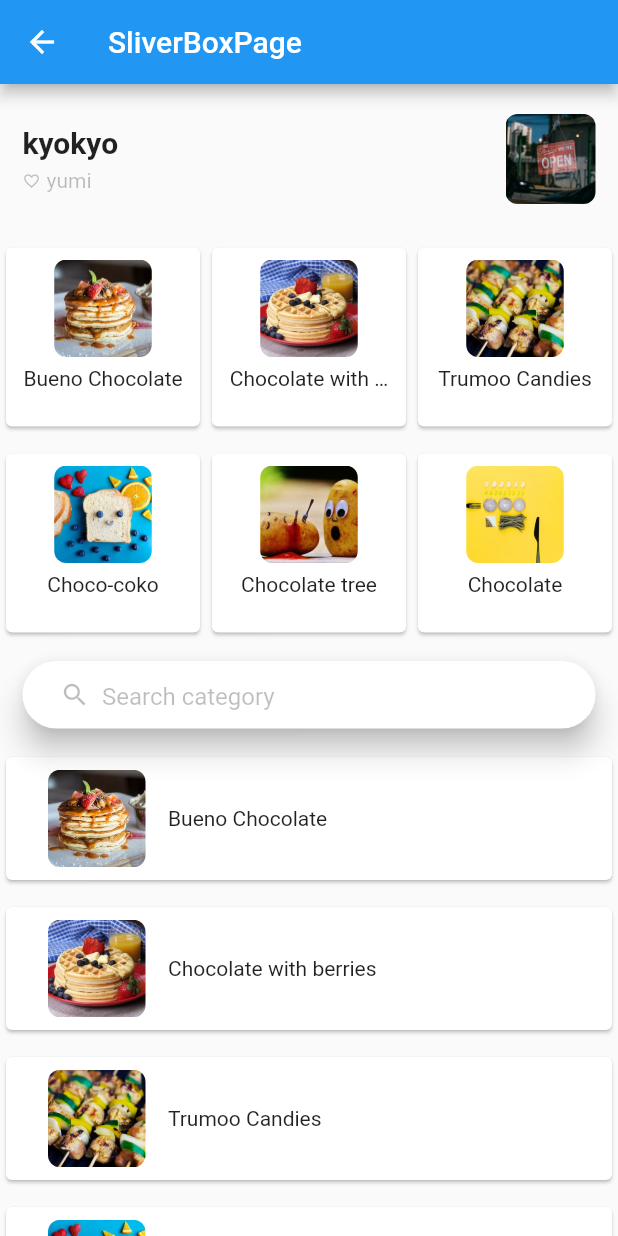
After one commit to fanqilongmoli/flutter_template, a Flutter app: the SliverBoxPage screen opened directly, on a phone screen of 412 x 824 dp. The commit adds this screen. Run offline on Flutter 3.47's test engine with Material 2 defaults, Android fonts, the phone set to English and light mode, and no system bars.

Commit message:
Sliver 详细解析

```diff
--- /dev/null
+++ b/lib/container/sliver_box.dart
@@ -0,0 +1,162 @@
+import 'dart:ui';
+
+import 'package:flutter/material.dart';
+import 'package:flutter_template/models/models.dart';
+
+/// SliverToBoxAdapter 在视图中添加一个普通的控件，那么就可以用SliverToBoxAdapter将各种视图控件组合在一起
+class SliverBoxPage extends StatelessWidget {
+  @override
+  Widget build(BuildContext context) {
+    return Scaffold(
+      appBar: AppBar(
+        title: Text("SliverBoxPage"),
+      ),
+      body: CustomScrollView(
+        physics: ScrollPhysics(),
+        slivers: <Widget>[
+          SliverToBoxAdapter(
+            child: _buildHeader(),
+          ),
+          SliverGrid.count(
+            crossAxisCount: 3,
+            children: products.map((product) {
+              return ProductTools.buildItemGrid(product);
+            }).toList(),
+          ),
+          SliverToBoxAdapter(
+            child: _buildSearch(),
+          ),
+          SliverFixedExtentList(
+            itemExtent: 100.0,
+            delegate: SliverChildListDelegate(
+              products.map((product) {
+                return ProductTools.buildItemList(product);
+              }).toList(),
+            ),
+          ),
+          SliverToBoxAdapter(
+            child: _buildFooter(),
+          ),
+        ],
+      ),
+    );
+  }
+
+  Widget _buildHeader() {
+    return Container(
+      padding: EdgeInsets.all(15.0),
+      height: 100.0,
+      child: Row(
+        children: <Widget>[
+          Expanded(
+            child: Column(
+              mainAxisAlignment: MainAxisAlignment.center,
+              crossAxisAlignment: CrossAxisAlignment.start,
+              children: <Widget>[
+                Text(
+                  'kyokyo',
+                  style: TextStyle(fontSize: 20.0, fontWeight: FontWeight.bold),
+                ),
+                Padding(
+                  padding: EdgeInsets.only(top: 6.0),
+                  child: Row(
+                    children: <Widget>[
+                      Icon(
+                        Icons.favorite_border,
+                        color: Colors.black26,
+                        size: 12.0,
+                      ),
+                      Padding(
+                        padding: EdgeInsets.only(left: 4.0),
+                        child: Text(
+                          'yumi',
+                          style: TextStyle(color: Colors.black26),
+                        ),
+                      )
+                    ],
+                  ),
+                ),
+              ],
+            ),
+          ),
+          ClipRRect(
+            child: SizedBox(
+              width: 60.0,
+              height: 60.0,
+              child: Image.asset(
+                'images/shop.jpeg',
+                fit: BoxFit.cover,
+              ),
+            ),
+            borderRadius: BorderRadius.all(Radius.circular(8.0)),
+          )
+        ],
+      ),
+    );
+  }
+
+  Widget _buildSearch() {
+    return Card(
+      margin: EdgeInsets.fromLTRB(15.0, 10.0, 15.0, 10.0),
+      elevation: 8.0,
+      shape: RoundedRectangleBorder(
+        borderRadius: BorderRadius.all(Radius.circular(50.0)),
+      ),
+      child: Container(
+        padding: EdgeInsets.only(left: 25.0, right: 25.0),
+        height: 45.0,
+        child: Center(
+          child: Row(
+            children: <Widget>[
+              Padding(
+                padding: EdgeInsets.only(right: 8.0),
+                child: Icon(
+                  Icons.search,
+                  color: Colors.black26,
+                  size: 20.0,
+                ),
+              ),
+              Expanded(
+                  child: TextField(
+                keyboardType: TextInputType.text,
+                decoration: InputDecoration(
+                    border: InputBorder.none,
+                    hintText: 'Search category',
+                    hintStyle: TextStyle(color: Colors.black26)),
+                cursorColor: Colors.pink,
+              ))
+            ],
+          ),
+        ),
+      ),
+    );
+  }
+
+  Widget _buildFooter() {
+    return Container(
+      height: 100.0,
+      decoration: BoxDecoration(
+          backgroundBlendMode: BlendMode.plus,
+          image: DecorationImage(
+            image: AssetImage('images/footer.jpeg'),
+            fit: BoxFit.cover,
+          ),
+          color: Colors.white),
+      child: BackdropFilter(
+        filter: ImageFilter.blur(sigmaX: 20.0, sigmaY: 20.0),
+        child: Container(
+          child: Center(
+            child: Text(
+              'This is footer',
+              style: TextStyle(
+                fontSize: 20.0,
+                fontWeight: FontWeight.bold,
+                color: Colors.black54,
+              ),
+            ),
+          ),
+        ),
+      ),
+    );
+  }
+}
--- /dev/null
+++ b/lib/models/models.dart
@@ -0,0 +1 @@
+export 'product.dart';
--- a/lib/models/product.dart
+++ b/lib/models/product.dart
@@ -1,3 +1,5 @@
+import 'package:flutter/material.dart';
+
 class ProductItem {
   final String name;
   final String tag;
@@ -52,3 +54,161 @@ final List<ProductItem> products = [
       stock: 1,
       price: 71.0),
 ];
+
+final List<ProductItem> products1 = [
+  ProductItem(
+    name: 'Bueno Chocolate',
+    asset: 'images/food01.jpeg',
+  ),
+  ProductItem(
+    name: 'Chocolate with berries',
+    asset: 'images/food02.jpeg',
+  ),
+  ProductItem(
+    name: 'Trumoo Candies',
+    asset: 'images/food03.jpeg',
+  ),
+  ProductItem(
+    name: 'Choco-coko',
+    asset: 'images/food04.jpeg',
+  ),
+  ProductItem(
+    name: 'Chocolate tree',
+    asset: 'images/food05.jpeg',
+  ),
+  ProductItem(
+    name: 'Chocolate',
+    asset: 'images/food06.jpeg',
+  ),
+  ProductItem(
+    name: 'Bueno Chocolate',
+    asset: 'images/food01.jpeg',
+  ),
+  ProductItem(
+    name: 'Choco-coko',
+    asset: 'images/food04.jpeg',
+  ),
+  ProductItem(
+    name: 'Chocolate tree',
+    asset: 'images/food05.jpeg',
+  ),
+];
+
+final List<ProductItem> products2 = []..addAll(products)..addAll(products1);
+
+class ProductTools {
+  static Widget buildItemGrid(ProductItem product) {
+    return Padding(
+      padding: EdgeInsets.fromLTRB(0.0, 5.0, 0.0, 5.0),
+      child: Card(
+        child: Padding(
+          padding: EdgeInsets.all(8.0),
+          child: Column(
+            mainAxisAlignment: MainAxisAlignment.center,
+            children: <Widget>[
+              ClipRRect(
+                child: SizedBox(
+                  width: 65.0,
+                  height: 65.0,
+                  child: Image.asset(
+                    product.asset,
+                    fit: BoxFit.cover,
+                  ),
+                ),
+                borderRadius: BorderRadius.all(Radius.circular(8.0)),
+              ),
+              Expanded(
+                child: Padding(
+                  padding: EdgeInsets.only(top: 6.0),
+                  child: Text(
+                    product.name,
+                    textAlign: TextAlign.center,
+                    overflow: TextOverflow.ellipsis,
+                  ),
+                ),
+              ),
+            ],
+          ),
+        ),
+      ),
+    );
+  }
+
+  static Widget buildItemList(ProductItem product) {
+    return Padding(
+      padding: EdgeInsets.fromLTRB(0.0, 5.0, 0.0, 5.0),
+      child: Card(
+        child: Padding(
+          padding: EdgeInsets.all(8.0),
+          child: Row(
+            mainAxisAlignment: MainAxisAlignment.center,
+            children: <Widget>[
+              Padding(
+                padding: EdgeInsets.only(left: 20.0),
+                child: ClipRRect(
+                  child: SizedBox(
+                    width: 65.0,
+                    height: 65.0,
+                    child: Image.asset(
+                      product.asset,
+                      fit: BoxFit.cover,
+                    ),
+                  ),
+                  borderRadius: BorderRadius.all(Radius.circular(8.0)),
+                ),
+              ),
+              Expanded(
+                child: Padding(
+                  padding: EdgeInsets.only(left: 15.0),
+                  child: Text(
+                    product.name,
+                    overflow: TextOverflow.ellipsis,
+                  ),
+                ),
+              ),
+            ],
+          ),
+        ),
+      ),
+    );
+  }
+
+  Widget buildItemGrid2(ProductItem product) {
+    return Padding(
+      padding: EdgeInsets.fromLTRB(0.0, 5.0, 0.0, 5.0),
+      child: Card(
+        child: Padding(
+          padding: EdgeInsets.all(8.0),
+          child: Row(
+            mainAxisAlignment: MainAxisAlignment.center,
+            children: <Widget>[
+              Padding(
+                padding: EdgeInsets.only(left: 10.0),
+                child: ClipRRect(
+                  child: SizedBox(
+                    width: 20.0,
+                    height: 20.0,
+                    child: Image.asset(
+                      product.asset,
+                      fit: BoxFit.cover,
+                    ),
+                  ),
+                  borderRadius: BorderRadius.all(Radius.circular(5.0)),
+                ),
+              ),
+              Expanded(
+                child: Padding(
+                  padding: EdgeInsets.only(left: 6.0),
+                  child: Text(
+                    product.name,
+                    overflow: TextOverflow.ellipsis,
+                  ),
+                ),
+              ),
+            ],
+          ),
+        ),
+      ),
+    );
+  }
+}
--- a/lib/routes/route.dart
+++ b/lib/routes/route.dart
@@ -13,6 +13,7 @@ import 'package:flutter_template/container/padding.dart';
 import 'package:flutter_template/container/row_column.dart';
 import 'package:flutter_template/container/scaffold.dart';
 import 'package:flutter_template/container/sliver_app_bar.dart';
+import 'package:flutter_template/container/sliver_box.dart';
 import 'package:flutter_template/container/sliver_persistent_header.dart';
 import 'package:flutter_template/container/stack.dart';
 import 'package:flutter_template/custom_widget/gradient_button.dart';
@@ -54,6 +55,7 @@ final List<Map<String, Widget>> pathToWidgetMap = [
   {"/container/Scaffold": ScaffoldPage()},
   {"/container/SliverAppBarPage": SliverAppBarPage()},
   {"/container/SliverHeader": SliverHeader()},
+  {"/container/SliverToBoxAdapter": SliverBoxPage()},
   {"/container/ConstrainedBox": ConstrainedBoxPage()},
   {"/container/DecoratedBox": DecoratedBoxPage()},
   {"/container/RowColumn": RowColumnPage()},
@@ -98,6 +100,7 @@ final Map<String, IconData> icons = {
   "/container/Scaffold": Icons.wifi_tethering,
   "/container/SliverAppBarPage": Icons.slideshow,
   "/container/SliverHeader": Icons.slideshow,
+  "/container/SliverToBoxAdapter": Icons.slideshow,
   "/container/ConstrainedBox": Icons.inbox,
   "/container/DecoratedBox": Icons.markunread_mailbox,
   "/container/RowColumn": Icons.view_column,
```
Also changed, not shown: lib/container/sliver_persistent_header.dart (+6 -119 lines).
